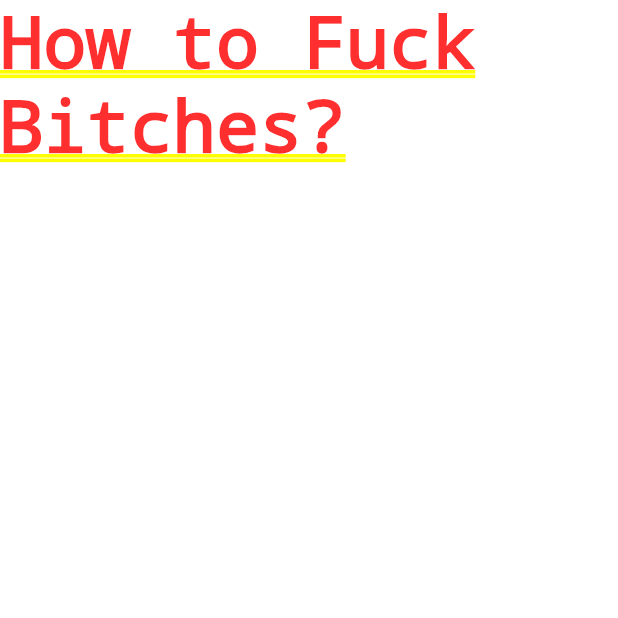
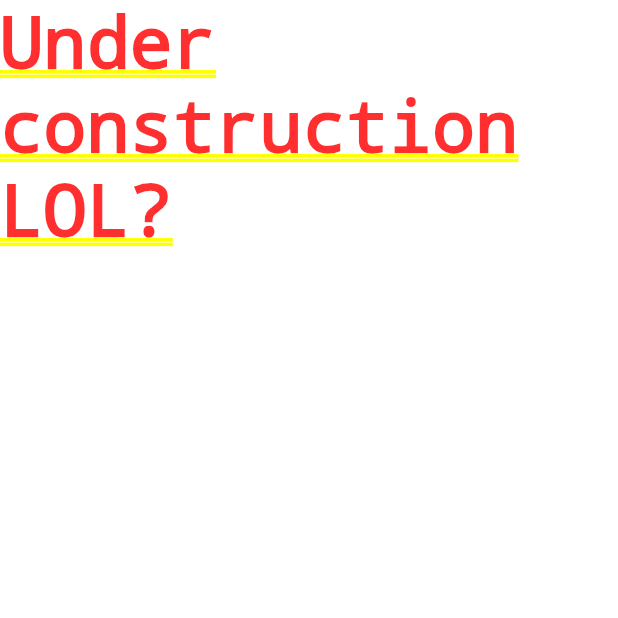
Before and after one commit to atulya-kairati/sensor_share, a Flutter app: the screen it shows after launch, after a tap on "Guide", on a phone screen of 412 x 824 dp, the top half of it. Run offline on Flutter 3.47's test engine with Material 2 defaults, Android fonts, the phone set to English and light mode, and no system bars; our stand-ins replace flutter_svg, geolocator, shared_preferences, toast; missing offline and left inert: flutter_material_color_picker, flutter_sensors, sms_maintained; project files that could hold a hidden picture were left out.

```diff
--- a/lib/screens/how_page.dart
+++ b/lib/screens/how_page.dart
@@ -5,7 +5,7 @@ class HowPage extends StatelessWidget {
   @override
   Widget build(BuildContext context) {
     return Container(
-      child: Text('How to Fuck Bitches?'),
+      child: Text('Under construction LOL?'),
     );
   }
 }
```
